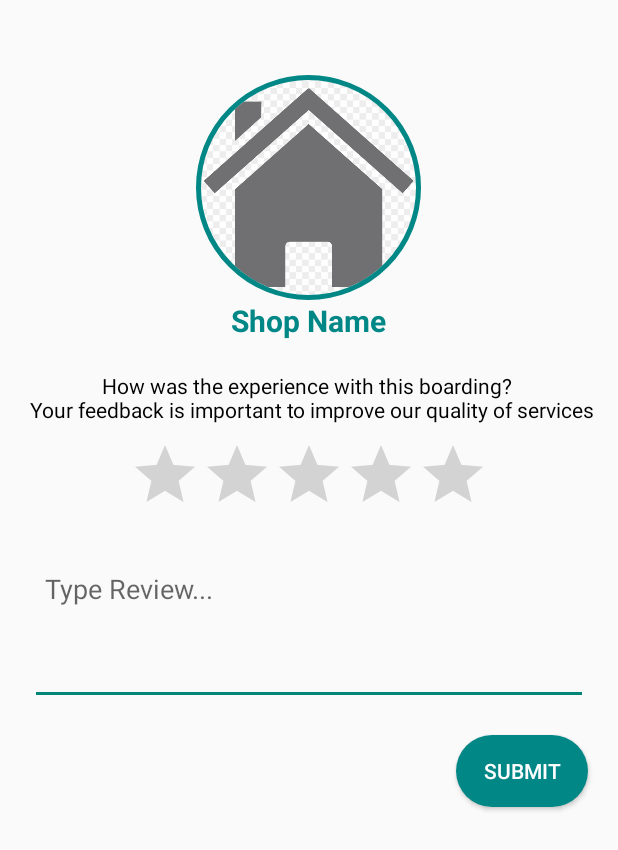
After one commit to NiruniImesha/Bordima, an Android app: the WriteReviewActivity screen opened directly, with no data from a screen before it, on a phone screen of 412 x 824 dp. The commit adds this screen. Shown: the top 850 px of the screen. Run offline under Robolectric (Android 15) with nearby library versions, the phone set to English and light mode, and no system bars; our stand-ins replace CircleImageView, Firebase (no records; nobody signed in at launch, a user with empty details on screens opened directly).

Commit message:
Commit WriteReviewActivity(UI/back-end)

```diff
--- a/app/build.gradle
+++ b/app/build.gradle
@@ -41,4 +41,6 @@ dependencies {
     androidTestImplementation 'androidx.test.espresso:espresso-core:3.4.0'
 
     implementation 'com.github.rey5137:material:1.3.1'
+    implementation 'com.google.android.play:core:1.10.3'
+    implementation 'de.hdodenhof:circleimageview:3.1.0'
 }
--- a/app/src/main/AndroidManifest.xml
+++ b/app/src/main/AndroidManifest.xml
@@ -1,6 +1,6 @@
 <?xml version="1.0" encoding="utf-8"?>
 <manifest xmlns:android="http://schemas.android.com/apk/res/android">
-
+    <uses-permission android:name="android.permission.INTERNET"/>
     <application
         android:allowBackup="true"
         android:icon="@mipmap/ic_launcher"
@@ -8,6 +8,9 @@
         android:roundIcon="@mipmap/ic_launcher_round"
         android:supportsRtl="true"
         android:theme="@style/Theme.Bordima">
+        <activity
+            android:name=".WriteReviewActivity"
+            android:exported="false" />
         <activity
             android:name=".HomeActivity"
             android:exported="false" />
--- /dev/null
+++ b/app/src/main/java/com/projectmad/bordima/WriteReviewActivity.java
@@ -0,0 +1,157 @@
+package com.projectmad.bordima;
+
+import androidx.annotation.NonNull;
+import androidx.appcompat.app.AppCompatActivity;
+
+import android.app.ProgressDialog;
+import android.content.Intent;
+import android.os.Bundle;
+import android.text.TextUtils;
+import android.view.View;
+import android.view.WindowManager;
+import android.widget.Button;
+import android.widget.EditText;
+import android.widget.RatingBar;
+import android.widget.TextView;
+import android.widget.Toast;
+
+import com.google.android.gms.tasks.OnCompleteListener;
+import com.google.android.gms.tasks.OnFailureListener;
+import com.google.android.gms.tasks.OnSuccessListener;
+import com.google.android.gms.tasks.Task;
+import com.google.firebase.auth.FirebaseAuth;
+import com.google.firebase.database.DataSnapshot;
+import com.google.firebase.database.DatabaseError;
+import com.google.firebase.database.DatabaseReference;
+import com.google.firebase.database.FirebaseDatabase;
+import com.google.firebase.database.ValueEventListener;
+
+import java.text.SimpleDateFormat;
+import java.util.Calendar;
+import java.util.HashMap;
+
+public class WriteReviewActivity extends AppCompatActivity {
+
+    private String review,saveCurrentDate, saveCurrentTime, FeedbackRandomKey;
+    private float rating;
+    private DatabaseReference FeedbackRef;
+
+    //ui views
+    private RatingBar Inputrating;
+    private EditText Inputreview;
+    private Button submitBtn;
+
+    private DatabaseReference ProductsRef;
+    private ProgressDialog loadingBar;
+
+
+    @Override
+    protected void onCreate(Bundle savedInstanceState) {
+        super.onCreate(savedInstanceState);
+        getWindow().setFlags(WindowManager.LayoutParams.FLAG_FULLSCREEN,WindowManager.LayoutParams.FLAG_FULLSCREEN);
+        setContentView(R.layout.activity_write_review);
+
+        FeedbackRef = FirebaseDatabase.getInstance().getReference().child("Feedbacks");
+
+        //init ui views
+        Inputrating = findViewById(R.id.ratingBar);
+        Inputreview = findViewById(R.id.reviewEt);
+        submitBtn = findViewById(R.id.submitBtn);
+
+        loadingBar = new ProgressDialog(this);
+
+        Inputrating.setOnClickListener(new View.OnClickListener() {
+            @Override
+            public void onClick(View v) {
+
+            }
+        });
+
+        //input data
+        submitBtn.setOnClickListener(new View.OnClickListener() {
+            @Override
+            public void onClick(View view)
+            {
+                ValidateRatingsReviews();
+            }
+
+        });
+
+
+    }
+
+    private void ValidateRatingsReviews() {
+
+        review = Inputreview.getText().toString();
+        rating = Inputrating.getRating();
+
+        if (TextUtils.isEmpty(review))
+        {
+            Toast.makeText(this, "Please leave feedback...", Toast.LENGTH_SHORT).show();
+        }
+        else if (rating == 0.0)
+        {
+            Toast.makeText(this, "Please leave star rating...", Toast.LENGTH_SHORT).show();
+        }
+        else
+        {
+            StoreFeedbackInformation();
+        }
+
+    }
+
+    private void StoreFeedbackInformation() {
+
+        loadingBar.setTitle("Leaving new Feedback");
+        loadingBar.setMessage("Dear customer, please wait while we are leaving the new feedback.");
+        loadingBar.setCanceledOnTouchOutside(false);
+        loadingBar.show();
+
+        Calendar calendar = Calendar.getInstance();
+
+        SimpleDateFormat currentDate = new SimpleDateFormat("MMM dd, yyyy");
+        saveCurrentDate = currentDate.format(calendar.getTime());
+
+        SimpleDateFormat currentTime = new SimpleDateFormat("HH:mm:ss a");
+        saveCurrentTime = currentTime.format(calendar.getTime());
+
+        FeedbackRandomKey = saveCurrentDate + saveCurrentTime;
+
+        SaveFeedbackInfoToDatabase();
+    }
+
+    private void SaveFeedbackInfoToDatabase() {
+
+        HashMap<String, Object> FeedbackMap = new HashMap<>();
+        FeedbackMap.put("FID", FeedbackRandomKey);
+        FeedbackMap.put("data", saveCurrentDate);
+        FeedbackMap.put("time", saveCurrentTime);
+        FeedbackMap.put("rating", rating);
+        FeedbackMap.put("review", review);
+
+        FeedbackRef.child(FeedbackRandomKey).updateChildren(FeedbackMap)
+                .addOnCompleteListener(new OnCompleteListener<Void>() {
+                    @Override
+                    public void onComplete(@NonNull Task<Void> task) {
+                        if (task.isSuccessful())
+                        {
+                            Intent intent = new Intent(WriteReviewActivity.this, HomeActivity.class);
+                            startActivity(intent);
+
+                            loadingBar.dismiss();
+                            Toast.makeText(WriteReviewActivity.this, "Feedback is saved successfully...", Toast.LENGTH_SHORT).show();
+                        }
+                        else
+                        {
+                            loadingBar.dismiss();
+                            String message = task.getException().toString();
+                            Toast.makeText(WriteReviewActivity.this, "Error: " + message, Toast.LENGTH_SHORT).show();
+                        }
+
+                    }
+                });
+
+    }
+
+
+}
--- /dev/null
+++ b/app/src/main/res/layout/activity_write_review.xml
@@ -0,0 +1,72 @@
+<?xml version="1.0" encoding="utf-8"?>
+<LinearLayout xmlns:android="http://schemas.android.com/apk/res/android"
+    xmlns:app="http://schemas.android.com/apk/res-auto"
+    xmlns:tools="http://schemas.android.com/tools"
+    android:layout_width="match_parent"
+    android:layout_height="match_parent"
+    android:orientation="vertical"
+    tools:context=".WriteReviewActivity">
+
+    <!--Shop image-->
+    <de.hdodenhof.circleimageview.CircleImageView
+        android:id="@+id/profileIv"
+        android:layout_width="150dp"
+        android:layout_height="150dp"
+        android:src="@drawable/house"
+        android:layout_marginTop="50dp"
+        android:layout_gravity="center_horizontal"
+        app:civ_border_color="@color/teal_700"
+        app:civ_border_width="3dp"/>
+
+    <TextView
+        android:id="@+id/shopNameTv"
+        android:layout_width="wrap_content"
+        android:layout_height="wrap_content"
+        android:layout_gravity="center_horizontal"
+        android:text="Shop Name"
+        android:textColor="@color/teal_700"
+        android:textSize="20sp"
+        android:textStyle="bold"/>
+
+    <TextView
+        android:textAlignment="center"
+        android:layout_width="match_parent"
+        android:layout_height="wrap_content"
+        android:layout_marginTop="20dp"
+        android:textColor="@color/black"
+        android:text="How was the experience with this boarding? \n Your feedback is important to improve our quality of services"/>
+
+    <RatingBar
+        android:id="@+id/ratingBar"
+        android:layout_width="wrap_content"
+        android:layout_height="wrap_content"
+        android:layout_gravity="center"
+        android:layout_marginTop="10dp"
+        android:numStars="5"
+        tools:ignore="SpeakableTextPresentCheck" />
+
+    <EditText
+        android:id="@+id/reviewEt"
+        android:layout_width="match_parent"
+        android:layout_height="wrap_content"
+        android:layout_margin="20dp"
+        android:gravity="top"
+        android:hint="Type Review..."
+        android:minHeight="100dp"
+        android:padding="10dp"
+        tools:ignore="TextContrastCheck" />
+
+    <Button
+        android:id="@+id/submitBtn"
+        android:layout_width="wrap_content"
+        android:layout_height="wrap_content"
+        android:layout_gravity="end"
+        android:layout_marginEnd="20dp"
+        android:background="@drawable/round_btn_filled"
+        android:text="Submit"
+        android:textColor="@color/white"
+        tools:ignore="TextContrastCheck" />
+
+
+
+</LinearLayout>
```
Also changed, not shown: app/src/main/java/com/projectmad/bordima/HomeActivity.java (+62 -1 lines), app/src/main/res/layout/activity_home.xml (+24 -0 lines), app/src/main/res/drawable/house.jpg (added).
